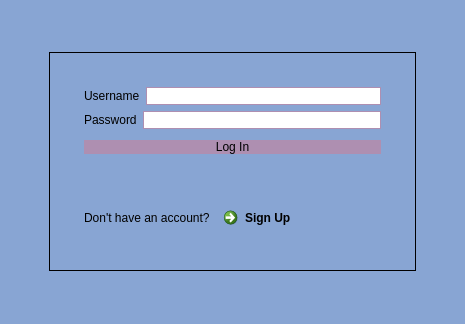
Above: messenger/loginwindow.ui from ita-social-projects/HTTP_Messenger_Client before the change. Below: the same form after it.
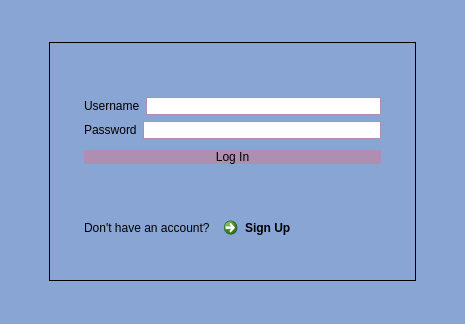
That is the form after the change.

Commit message: CLV-103 Add Label "Info"

The edit to the form file:
```diff
--- a/messenger/loginwindow.ui
+++ b/messenger/loginwindow.ui
@@ -52,6 +52,16 @@
         <property name="bottomMargin">
          <number>35</number>
         </property>
+        <item>
+         <widget class="QLabel" name="Info">
+          <property name="text">
+           <string/>
+          </property>
+          <property name="alignment">
+           <set>Qt::AlignCenter</set>
+          </property>
+         </widget>
+        </item>
         <item>
          <layout class="QHBoxLayout" name="horizontalLayout_5">
           <item>
```
Left out of the diff: 26 changed lines with no effect on the pictures.
